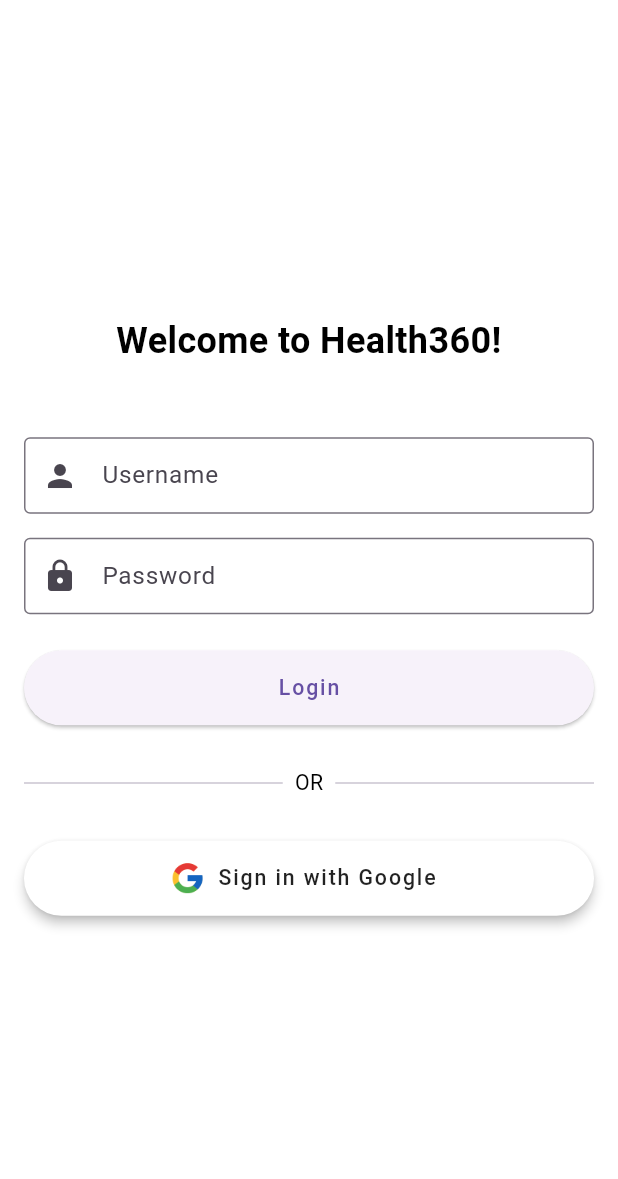
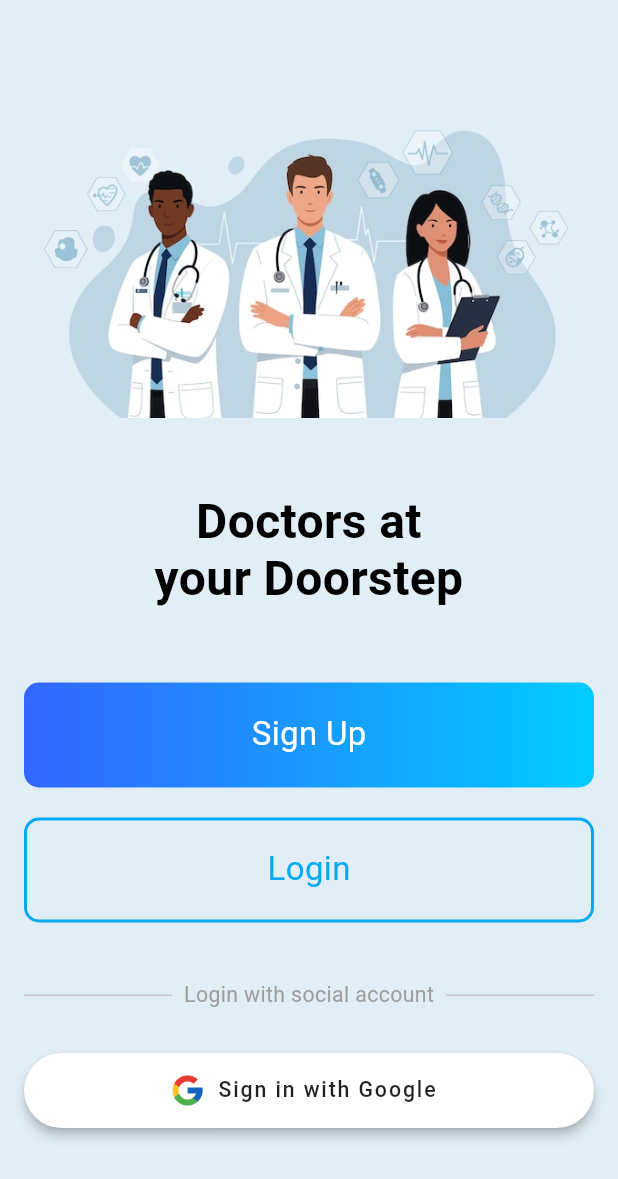
Before and after one commit to HealthApp360/Healthcare-new-version, a Flutter app: the screen it shows after launch, on a phone screen of 412 x 824 dp. Shown: the top 1179 px of the screen. Run offline on Flutter 3.47's test engine with Material 3 defaults, Android fonts, the phone set to English and light mode, and no system bars; our stand-ins replace cloud_firestore, file_picker, firebase_auth, firebase_core, fl_chart, flutter_screenutil and 10 more; missing offline and left inert: flutter_sound, jitsi_meet_flutter_sdk, zego_uikit_prebuilt_call; accounts and stored records are empty.

Commit message:
ui changes and fixes

```diff
--- a/lib/main.dart
+++ b/lib/main.dart
@@ -140,6 +140,7 @@ class AuthWrapper extends StatelessWidget {
               return const DoctorHomePage();
             } else {
               return const MainPage();
+               //return const FetchingDataScreen();
             }
           },
         );
--- a/lib/pages/authentication/login_page.dart
+++ b/lib/pages/authentication/login_page.dart
@@ -2,7 +2,7 @@ import 'package:flutter/material.dart';
 import 'package:healthcare_app/services/AuthServices.dart';
 
 class LoginPage extends StatefulWidget {
-  const  LoginPage({super.key});
+  const LoginPage({super.key});
 
   @override
   State<LoginPage> createState() => _LoginPageState();
@@ -16,6 +16,7 @@ class _LoginPageState extends State<LoginPage> {
   @override
   Widget build(BuildContext context) {
     return Scaffold(
+      backgroundColor: Color.fromARGB(255, 225, 238, 246),
       body: Center(
         child: SingleChildScrollView(
           padding: const EdgeInsets.all(16.0),
@@ -24,83 +25,145 @@ class _LoginPageState extends State<LoginPage> {
             child: Column(
               mainAxisAlignment: MainAxisAlignment.center,
               children: [
+                Image.asset('assets/welcome.jpg'),
+                const SizedBox(height: 50),
                 const Text(
-                  'Welcome to Health360!',
-                  style: TextStyle(
-                    fontSize: 24,
-                    fontWeight: FontWeight.bold,
-                  ),
+                  'Doctors at',
+                  style: TextStyle(fontSize: 32, fontWeight: FontWeight.bold),
+                  textAlign: TextAlign.center,
+                ),
+                const Text(
+                  'your Doorstep',
+                  style: TextStyle(fontSize: 32, fontWeight: FontWeight.bold),
                   textAlign: TextAlign.center,
                 ),
                 const SizedBox(height: 50),
 
+                Container(
+                  width: double.infinity,
+                  height: 70,
+                  //color: Colors.amber,
+                  decoration: BoxDecoration(
+                    borderRadius: BorderRadius.circular(10),
+                    gradient:const LinearGradient(
+                      colors: [
+                        const Color(0xFF3366FF),
+                        const Color(0xFF00CCFF),
+                      ],
+                      begin: const FractionalOffset(0.0, 0.0),
+                      end: const FractionalOffset(1.0, 0.0),
+                      stops: [0.0, 1.0],
+                      tileMode: TileMode.clamp,
+                    ),
+                  ),
+
+                  child:const Align(
+                    alignment: AlignmentGeometry.center,
+                    child: Text(
+                      'Sign Up',
+                      style: TextStyle(
+                        color: Colors.white,
+                        fontSize: 22,
+                        fontWeight: FontWeight.w400,
+                      ),
+                    ),
+                  ),
+                ),
+SizedBox(height: 20,),
+                Container(
+                  width: double.infinity,
+                  height: 70,
+                  //color: Colors.amber,
+                  decoration: BoxDecoration(
+                    borderRadius: BorderRadius.circular(10),
+border: Border.all(color: Colors.lightBlue,width: 2),
+                  ),
+
+                  child:const Align(
+                    alignment: AlignmentGeometry.center,
+                    child: Text(
+                      'Login',
+                      style: TextStyle(
+                        color: Colors.lightBlue,
+                        fontSize: 22,
+                        fontWeight: FontWeight.w400,
+                      ),
+                    ),
+                  ),
+                ),
+                SizedBox(height: 10,),
+
                 /// Username field
-                TextFormField(
-                  controller: _usernameController,
-                  decoration: const InputDecoration(
-                    labelText: "Username",
-                    border: OutlineInputBorder(),
-                    prefixIcon: Icon(Icons.person),
-                  ),
-                  validator: (value) {
-                    if (value == null || value.isEmpty) {
-                      return "Please enter username";
-                    }
-                    return null;
-                  },
-                ),
-                const SizedBox(height: 16),
+                // TextFormField(
+                //   controller: _usernameController,
+                //   decoration: const InputDecoration(
+                //     labelText: "Username",
+                //     border: OutlineInputBorder(),
+                //     prefixIcon: Icon(Icons.person),
+                //   ),
+                //   validator: (value) {
+                //     if (value == null || value.isEmpty) {
+                //       return "Please enter username";
+                //     }
+                //     return null;
+                //   },
+                // ),
+                // const SizedBox(height: 16),
 
-                /// Password field
-                TextFormField(
-                  controller: _passwordController,
-                  decoration: const InputDecoration(
-                    labelText: "Password",
-                    border: OutlineInputBorder(),
-                    prefixIcon: Icon(Icons.lock),
-                  ),
-                  obscureText: true,
-                  validator: (value) {
-                    if (value == null || value.isEmpty) {
-                      return "Please enter password";
-                    }
-                    return null;
-                  },
-                ),
-                const SizedBox(height: 24),
+                // /// Password field
+                // TextFormField(
+                //   controller: _passwordController,
+                //   decoration: const InputDecoration(
+                //     labelText: "Password",
+                //     border: OutlineInputBorder(),
+                //     prefixIcon: Icon(Icons.lock),
+                //   ),
+                //   obscureText: true,
+                //   validator: (value) {
+                //     if (value == null || value.isEmpty) {
+                //       return "Please enter password";
+                //     }
+                //     return null;
+                //   },
+                // ),
+                // const SizedBox(height: 24),
 
                 /// Login Button
-                ElevatedButton(
-                  onPressed: () async{
-                    if (_formKey.currentState!.validate()) {
-                      // TODO: Call AuthService for email/password login
-                      // ScaffoldMessenger.of(context).showSnackBar(
-                      //   SnackBar(
-                      //     content: Text(
-                      //       "Username: ${_usernameController.text}, Password: ${_passwordController.text}",
-                      //     ),
-                      //   ),
-                      // );
-                     await AuthService.signInWithEmailAndPassword(context,_usernameController.text,_passwordController.text);
-                    }
-                  },
-                  style: ElevatedButton.styleFrom(
-                    minimumSize: const Size(double.infinity, 50),
-                    shape: RoundedRectangleBorder(
-                      borderRadius: BorderRadius.circular(30),
-                    ),
-                  ),
-                  child: const Text("Login"),
-                ),
+                // ElevatedButton(
+                //   onPressed: () async {
+                //     if (_formKey.currentState!.validate()) {
+                //       // TODO: Call AuthService for email/password login
+                //       // ScaffoldMessenger.of(context).showSnackBar(
+                //       //   SnackBar(
+                //       //     content: Text(
+                //       //       "Username: ${_usernameController.text}, Password: ${_passwordController.text}",
+                //       //     ),
+                //       //   ),
+                //       // );
+                //       await AuthService.signInWithEmailAndPassword(
+                //         context,
+                //         _usernameController.text,
+                //         _passwordController.text,
+                //       );
+                //     }
+                //   },
+                //   style: ElevatedButton.styleFrom(
+                //     minimumSize: const Size(double.infinity, 50),
+                //     shape: RoundedRectangleBorder(
+                //       borderRadius: BorderRadius.circular(30),
+                //     ),
+                //   ),
+                //   child: const Text("Login"),
+                // ),
                 const SizedBox(height: 30),
 
                 /// Divider
-                Row(
+                const Row(
                   children: const [
                     Expanded(child: Divider(thickness: 1)),
                     Padding(
                       padding: EdgeInsets.symmetric(horizontal: 8),
-                      child: Text("OR"),
+                      child: Text("Login with social account",style: TextStyle(color: Colors.grey),),
                     ),
                     Expanded(child: Divider(thickness: 1)),
                   ],
@@ -122,18 +185,13 @@ class _LoginPageState extends State<LoginPage> {
       onPressed: () async {
         await AuthService.signInWithGoogle(context);
       },
-      icon: Image.asset(
-        'assets/google_logo.png',
-        height: 24.0,
-      ),
+      icon: Image.asset('assets/google_logo.png', height: 24.0),
       label: const Text('Sign in with Google'),
       style: ElevatedButton.styleFrom(
         foregroundColor: Colors.black87,
         backgroundColor: Colors.white,
         minimumSize: const Size(double.infinity, 50),
-        shape: RoundedRectangleBorder(
-          borderRadius: BorderRadius.circular(30),
-        ),
+        shape: RoundedRectangleBorder(borderRadius: BorderRadius.circular(30)),
         elevation: 3,
       ),
     );
```
Also changed, not shown: lib/pages/home/home_page.dart (+18 -4 lines), lib/services/AuthServices.dart (+30 -26 lines), lib/widgets/digital_id_card.dart (+45 -35 lines), lib/widgets/fetching_data_page.dart (+8 -1 lines), assets/welcome.jpg (added).
